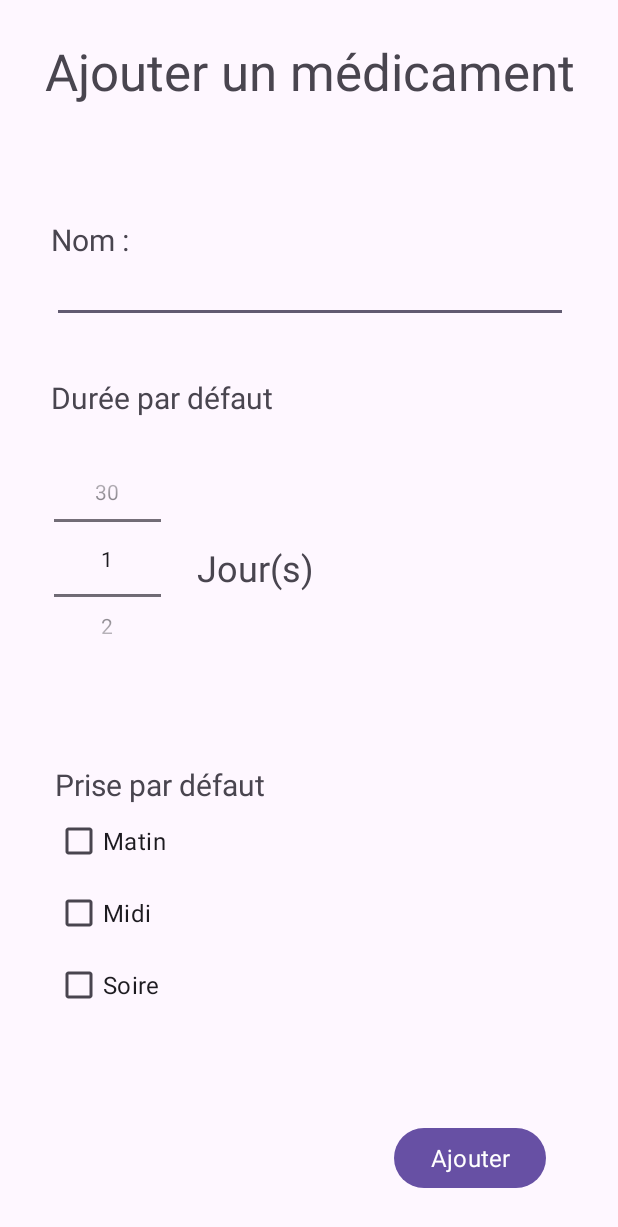
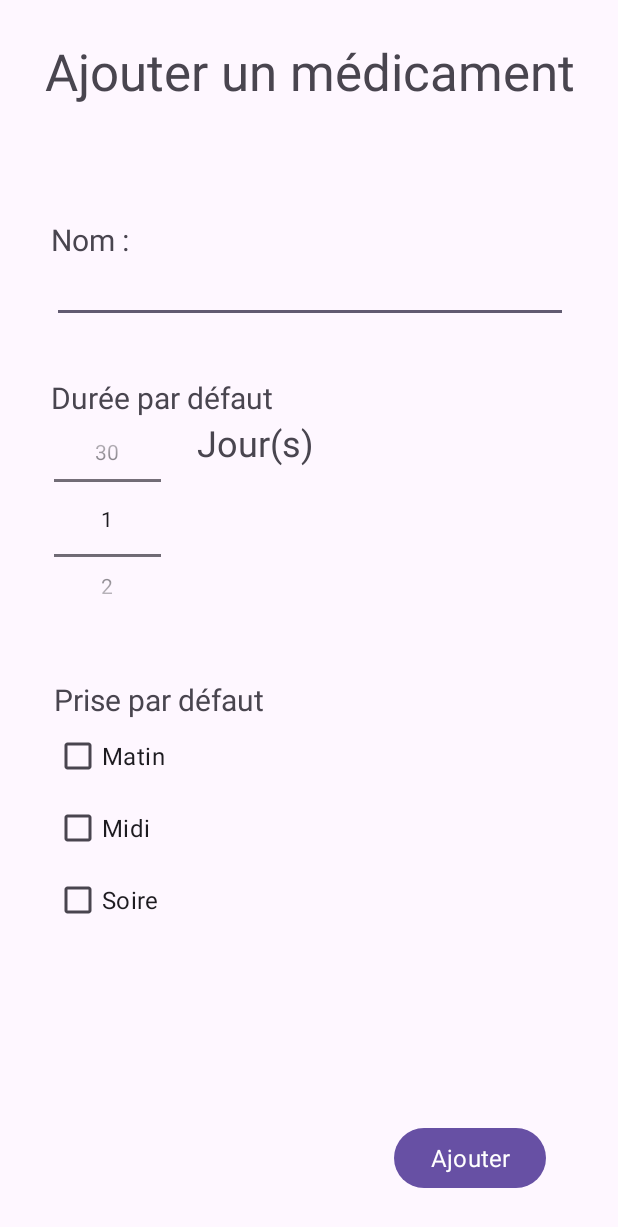
Before and after one commit to PoneyDesAlpes/Project-PillsMe, an Android app: the AddMedicineActivity screen opened directly, with no data from a screen before it, on a phone screen of 412 x 824 dp. Shown: the top 1227 px of the screen. Run offline under Robolectric (Android 15) with nearby library versions, the phone set to English and light mode, and no system bars; Roboto replaces fonts that are not available here.

Commit message:
Change call fragment

```diff
--- a/pills_me/app/src/main/java/be/helha/pills_me/controllers/AddMedicineActivity.java
+++ b/pills_me/app/src/main/java/be/helha/pills_me/controllers/AddMedicineActivity.java
@@ -1,6 +1,7 @@
 package be.helha.pills_me.controllers;
 
 import androidx.appcompat.app.AppCompatActivity;
+import androidx.fragment.app.Fragment;
 import androidx.fragment.app.FragmentManager;
 
 import android.os.Bundle;
@@ -16,7 +17,7 @@ import be.helha.pills_me.models.Pill;
 public class AddMedicineActivity extends AppCompatActivity {
     private EditText mNameOfPills;
     private Button mAddbutton;
-    private CheckBoxMMEFragment mFragmentController;
+    private CheckBoxMMEFragment mFragmentMME;
     private NumberPicker mNumberPicker;
 
     private static final int MIN_VALUE = 1;
@@ -26,11 +27,6 @@ public class AddMedicineActivity extends AppCompatActivity {
     protected void onCreate(Bundle savedInstanceState) {
         super.onCreate(savedInstanceState);
         setContentView(R.layout.activity_add_pills);
-
-        //Get the fragment which contains the checkboxes
-        //TODO : change this to create a new fragment with transaction
-        FragmentManager fragmentManager = getSupportFragmentManager();
-        mFragmentController = (CheckBoxMMEFragment) fragmentManager.findFragmentById(R.id.fragmentContainerView);
 
         mNameOfPills = findViewById(R.id.name_pill_edit_text);
 
@@ -45,6 +41,8 @@ public class AddMedicineActivity extends AppCompatActivity {
                 finish(); //Close the activity
             }
         });
+
+        mFragmentMME = (CheckBoxMMEFragment) initFragment();
     }
 
     private boolean createPill() {
@@ -58,12 +56,24 @@ public class AddMedicineActivity extends AppCompatActivity {
             BankPills.getInstance(this).addPill(new Pill(
                     mNameOfPills.getText().toString(),
                     mNumberPicker.getValue(),
-                    mFragmentController.isMorningCheckBoxChecked(),
-                    mFragmentController.isMidDayCheckBoxChecked(),
-                    mFragmentController.isEveningCheckBoxChecked()));
+                    mFragmentMME.isMorningCheckBoxChecked(),
+                    mFragmentMME.isMidDayCheckBoxChecked(),
+                    mFragmentMME.isEveningCheckBoxChecked()));
             return true;
         } catch (Exception e) {
             return false;
         }
     }
+
+    private Fragment initFragment(){
+        FragmentManager fragmentManager = getSupportFragmentManager();
+        Fragment fragment = fragmentManager.findFragmentById(R.id.fragment_container_lineare_layout);
+
+        //defaultValue : false, false, false
+        fragment = CheckBoxMMEFragment.newInstance(false, false, false);
+        fragmentManager.beginTransaction()
+                .replace(R.id.fragment_container_lineare_layout, fragment)
+                .commit();
+        return fragment;
+    }
 }
--- a/pills_me/app/src/main/java/be/helha/pills_me/controllers/CheckBoxMMEFragment.java
+++ b/pills_me/app/src/main/java/be/helha/pills_me/controllers/CheckBoxMMEFragment.java
@@ -21,6 +21,18 @@ public class CheckBoxMMEFragment extends Fragment {
     private CheckBox mMidDayCheckBox;
     private CheckBox mEveningCheckBox;
 
+    public static Fragment newInstance(boolean morning, boolean midday, boolean evening) {
+        Bundle args = new Bundle();
+        args.putBoolean(KEY_CHECKBOX_MORNING, morning);
+        args.putBoolean(KEY_CHECKBOX_MIDDAY, midday);
+        args.putBoolean(KEY_CHECKBOX_EVENING, evening);
+
+        CheckBoxMMEFragment fragment = new CheckBoxMMEFragment();
+        fragment.setArguments(args);
+
+        return fragment;
+    }
+
     @Override
     public void onCreate(Bundle savedInstanceState) {
         super.onCreate(savedInstanceState);
@@ -31,17 +43,13 @@ public class CheckBoxMMEFragment extends Fragment {
     public View onCreateView(@NonNull LayoutInflater inflater, @Nullable ViewGroup container, @Nullable Bundle savedInstanceState) {
         View v = inflater.inflate(R.layout.fragment_check_box_mme, container, false);
 
-        Boolean morning = getArguments().getBoolean(KEY_CHECKBOX_MORNING);
-        Boolean midDay = getArguments().getBoolean(KEY_CHECKBOX_MIDDAY);
-        Boolean evening = getArguments().getBoolean(KEY_CHECKBOX_EVENING);
-
         mMorningCheckBox = (CheckBox) v.findViewById(R.id.mornign_cb);
         mMidDayCheckBox = (CheckBox) v.findViewById(R.id.mid_day_cb);
         mEveningCheckBox = (CheckBox) v.findViewById(R.id.evening_cb);
 
-        mMorningCheckBox.setChecked(morning);
-        mMidDayCheckBox.setChecked(midDay);
-        mEveningCheckBox.setChecked(evening);
+        mMorningCheckBox.setChecked(getArguments().getBoolean(KEY_CHECKBOX_MORNING));
+        mMidDayCheckBox.setChecked(getArguments().getBoolean(KEY_CHECKBOX_MIDDAY));
+        mEveningCheckBox.setChecked(getArguments().getBoolean(KEY_CHECKBOX_EVENING));
 
         return v;
     }
@@ -57,22 +65,4 @@ public class CheckBoxMMEFragment extends Fragment {
     public boolean isEveningCheckBoxChecked() {
         return mEveningCheckBox.isChecked();
     }
-
-//    public void setMorningCheckBoxChecked(boolean b) {
-//        mMorningCheckBox.setChecked(b);
-//    }
-//
-//    public void setMidDayCheckBoxChecked(boolean b) {
-//        mMidDayCheckBox.setChecked(b);
-//    }
-//
-//    public void setEveningCheckBoxChecked(boolean b) {
-//        mEveningCheckBox.setChecked(b);
-//    }
-//
-//    public void resetCheckBox() {
-//        mMorningCheckBox.setChecked(false);
-//        mMidDayCheckBox.setChecked(false);
-//        mEveningCheckBox.setChecked(false);
-//    }
 }
--- a/pills_me/app/src/main/java/be/helha/pills_me/models/BankPills.java
+++ b/pills_me/app/src/main/java/be/helha/pills_me/models/BankPills.java
@@ -3,7 +3,6 @@ package be.helha.pills_me.models;
 import android.content.ContentValues;
 import android.content.Context;
 import android.database.sqlite.SQLiteDatabase;
-import android.util.Log;
 
 import java.util.ArrayList;
 import java.util.List;
@@ -83,7 +82,7 @@ public class BankPills {
         values.put(PillsMeDbSchema.PillTable.Cols.MORNING,
                 (p.isMorning()) ? 1 : 0);
         values.put(PillsMeDbSchema.PillTable.Cols.MIDDAY,
-                (p.isMidDay()) ? 1 : 0);
+                (p.isMidday()) ? 1 : 0);
         values.put(PillsMeDbSchema.PillTable.Cols.EVENING,
                 (p.isEvening()) ? 1 : 0);
         return values;
--- a/pills_me/app/src/main/java/be/helha/pills_me/models/Pill.java
+++ b/pills_me/app/src/main/java/be/helha/pills_me/models/Pill.java
@@ -1,6 +1,4 @@
 package be.helha.pills_me.models;
-
-import java.io.Serializable;
 
 public class Pill {
     private int mIdDb;
@@ -39,7 +37,7 @@ public class Pill {
         return mMorning;
     }
 
-    public Boolean isMidDay() {
+    public Boolean isMidday() {
         return mMidDay;
     }
 
--- a/pills_me/app/src/main/res/layout/activity_add_pills.xml
+++ b/pills_me/app/src/main/res/layout/activity_add_pills.xml
@@ -52,10 +52,8 @@
         android:layout_width="71dp"
         android:layout_height="134dp"
         android:layout_marginStart="36dp"
-        app:layout_constraintBottom_toTopOf="@+id/fragmentContainerView"
         app:layout_constraintStart_toStartOf="parent"
-        app:layout_constraintTop_toBottomOf="@+id/textView4"
-        app:layout_constraintVertical_bias="0.276" />
+        app:layout_constraintTop_toBottomOf="@+id/textView4" />
 
     <TextView
         android:id="@+id/textView2"
@@ -82,18 +80,6 @@
         app:layout_constraintHorizontal_bias="0.845"
         app:layout_constraintStart_toStartOf="parent" />
 
-    <androidx.fragment.app.FragmentContainerView
-        android:id="@+id/fragmentContainerView"
-        android:name="be.helha.pills_me.controllers.CheckBoxMMEFragment"
-        android:layout_width="338dp"
-        android:layout_height="197dp"
-        app:layout_constraintBottom_toBottomOf="parent"
-        app:layout_constraintEnd_toEndOf="parent"
-        app:layout_constraintHorizontal_bias="0.493"
-        app:layout_constraintStart_toStartOf="parent"
-        app:layout_constraintTop_toBottomOf="@+id/textView4"
-        app:layout_constraintVertical_bias="0.663" />
-
     <TextView
         android:id="@+id/textView10"
         android:layout_width="wrap_content"
@@ -102,9 +88,18 @@
         android:fontFamily="@font/alatsi"
         android:text="Jour(s)"
         android:textSize="24sp"
-        app:layout_constraintBottom_toTopOf="@+id/fragmentContainerView"
         app:layout_constraintStart_toEndOf="@+id/day_number_picker"
-        app:layout_constraintTop_toBottomOf="@+id/textView4"
-        app:layout_constraintVertical_bias="0.42" />
+        app:layout_constraintTop_toBottomOf="@+id/textView4" />
+
+    <LinearLayout
+        android:id="@+id/fragment_container_lineare_layout"
+        android:layout_width="323dp"
+        android:layout_height="181dp"
+        android:layout_marginTop="40dp"
+        android:orientation="vertical"
+        app:layout_constraintEnd_toEndOf="parent"
+        app:layout_constraintHorizontal_bias="0.409"
+        app:layout_constraintStart_toStartOf="parent"
+        app:layout_constraintTop_toBottomOf="@+id/day_number_picker"></LinearLayout>
 
 </androidx.constraintlayout.widget.ConstraintLayout>
--- a/pills_me/app/src/main/res/layout/fragment_check_box_mme.xml
+++ b/pills_me/app/src/main/res/layout/fragment_check_box_mme.xml
@@ -2,8 +2,8 @@
 <LinearLayout xmlns:android="http://schemas.android.com/apk/res/android"
     xmlns:app="http://schemas.android.com/apk/res-auto"
     xmlns:tools="http://schemas.android.com/tools"
-    android:layout_width="match_parent"
-    android:layout_height="match_parent"
+    android:layout_width="wrap_content"
+    android:layout_height="wrap_content"
     android:orientation="vertical">
 
     <TextView
```
Also changed, not shown: pills_me/app/src/main/java/be/helha/pills_me/controllers/AddPrescriptionActivity.java (+42 -34 lines), pills_me/app/src/main/res/layout/activity_prescription_pills.xml (+11 -13 lines).
